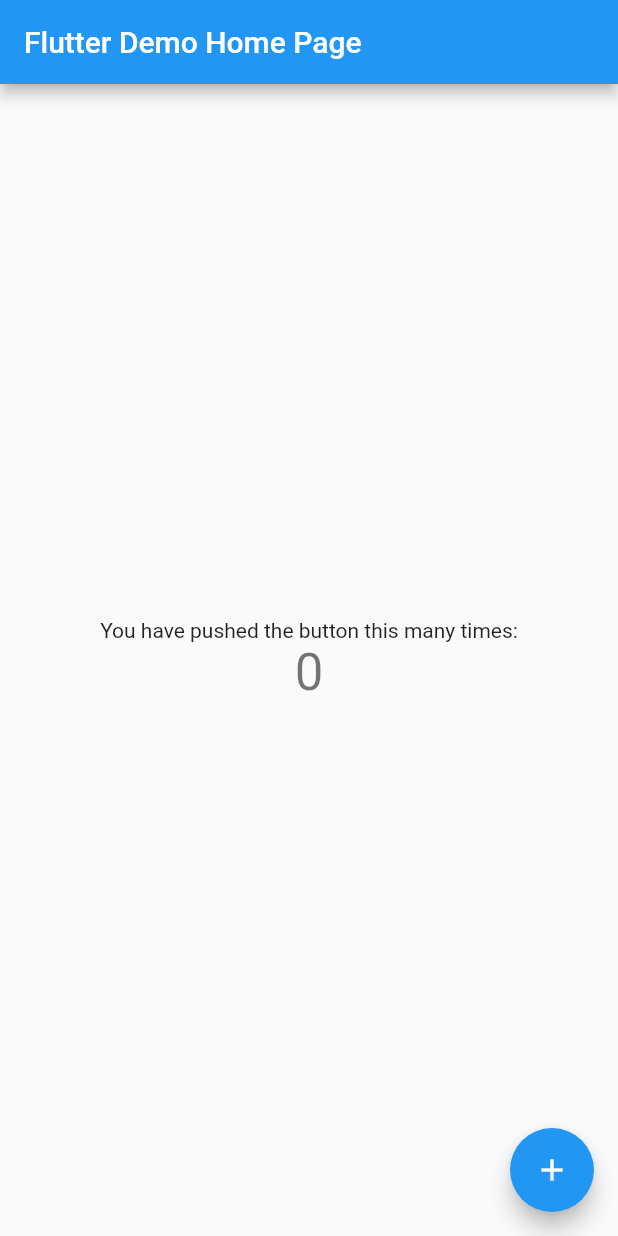
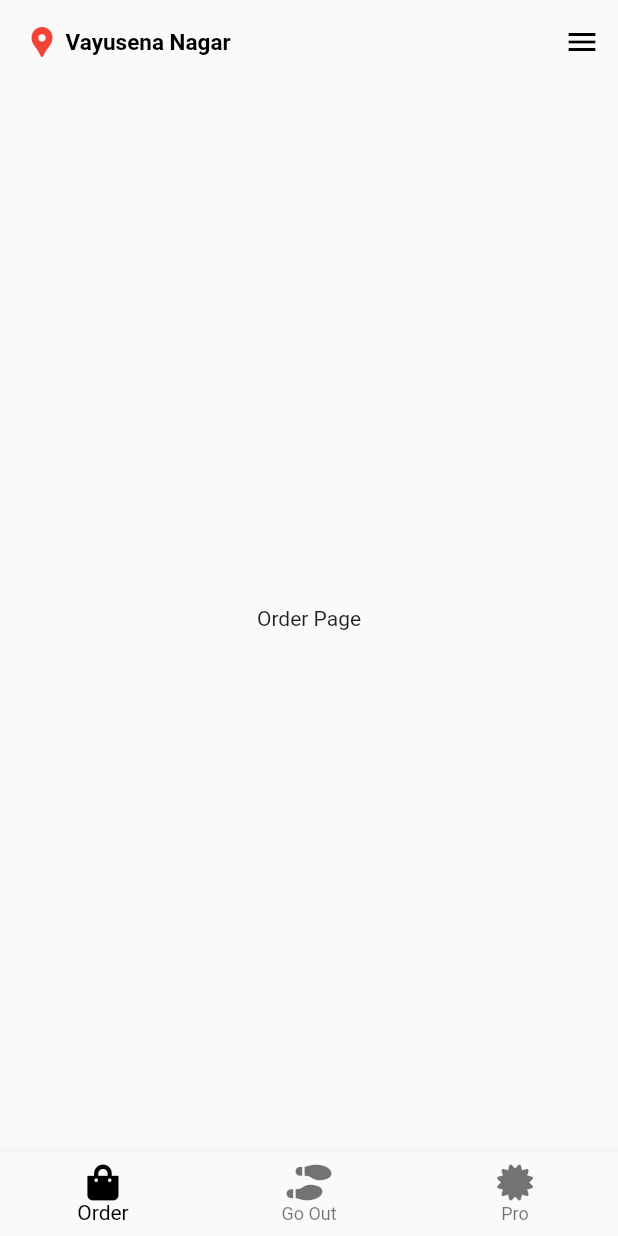
Before and after one commit to Rohit-RA-2020/Zomato-UI, a Flutter app: the screen it shows after launch, on a phone screen of 412 x 824 dp. Run offline on Flutter 3.47's test engine with Material 2 defaults, Android fonts, the phone set to English and light mode, and no system bars; our stand-ins replace font_awesome_flutter.

Commit message:
Added BNB & Pages

```diff
--- a/lib/main.dart
+++ b/lib/main.dart
@@ -1,115 +1,15 @@
 import 'package:flutter/material.dart';
+import 'package:zomato_ui/screens/home_screen.dart';
 
-void main() {
-  runApp(const MyApp());
-}
+void main() => runApp(const MyApp());
 
 class MyApp extends StatelessWidget {
   const MyApp({Key? key}) : super(key: key);
 
-  // This widget is the root of your application.
   @override
   Widget build(BuildContext context) {
-    return MaterialApp(
-      title: 'Flutter Demo',
-      theme: ThemeData(
-        // This is the theme of your application.
-        //
-        // Try running your application with "flutter run". You'll see the
-        // application has a blue toolbar. Then, without quitting the app, try
-        // changing the primarySwatch below to Colors.green and then invoke
-        // "hot reload" (press "r" in the console where you ran "flutter run",
-        // or simply save your changes to "hot reload" in a Flutter IDE).
-        // Notice that the counter didn't reset back to zero; the application
-        // is not restarted.
-        primarySwatch: Colors.blue,
-      ),
-      home: const MyHomePage(title: 'Flutter Demo Home Page'),
+    return const MaterialApp(
+      home: HomePage(),
     );
   }
 }
-
-class MyHomePage extends StatefulWidget {
-  const MyHomePage({Key? key, required this.title}) : super(key: key);
-
-  // This widget is the home page of your application. It is stateful, meaning
-  // that it has a State object (defined below) that contains fields that affect
-  // how it looks.
-
-  // This class is the configuration for the state. It holds the values (in this
-  // case the title) provided by the parent (in this case the App widget) and
-  // used by the build method of the State. Fields in a Widget subclass are
-  // always marked "final".
-
-  final String title;
-
-  @override
-  State<MyHomePage> createState() => _MyHomePageState();
-}
-
-class _MyHomePageState extends State<MyHomePage> {
-  int _counter = 0;
-
-  void _incrementCounter() {
-    setState(() {
-      // This call to setState tells the Flutter framework that something has
-      // changed in this State, which causes it to rerun the build method below
-      // so that the display can reflect the updated values. If we changed
-      // _counter without calling setState(), then the build method would not be
-      // called again, and so nothing would appear to happen.
-      _counter++;
-    });
-  }
-
-  @override
-  Widget build(BuildContext context) {
-    // This method is rerun every time setState is called, for instance as done
-    // by the _incrementCounter method above.
-    //
-    // The Flutter framework has been optimized to make rerunning build methods
-    // fast, so that you can just rebuild anything that needs updating rather
-    // than having to individually change instances of widgets.
-    return Scaffold(
-      appBar: AppBar(
-        // Here we take the value from the MyHomePage object that was created by
-        // the App.build method, and use it to set our appbar title.
-        title: Text(widget.title),
-      ),
-      body: Center(
-        // Center is a layout widget. It takes a single child and positions it
-        // in the middle of the parent.
-        child: Column(
-          // Column is also a layout widget. It takes a list of children and
-          // arranges them vertically. By default, it sizes itself to fit its
-          // children horizontally, and tries to be as tall as its parent.
-          //
-          // Invoke "debug painting" (press "p" in the console, choose the
-          // "Toggle Debug Paint" action from the Flutter Inspector in Android
-          // Studio, or the "Toggle Debug Paint" command in Visual Studio Code)
-          // to see the wireframe for each widget.
-          //
-          // Column has various properties to control how it sizes itself and
-          // how it positions its children. Here we use mainAxisAlignment to
-          // center the children vertically; the main axis here is the vertical
-          // axis because Columns are vertical (the cross axis would be
-          // horizontal).
-          mainAxisAlignment: MainAxisAlignment.center,
-          children: <Widget>[
-            const Text(
-              'You have pushed the button this many times:',
-            ),
-            Text(
-              '$_counter',
-              style: Theme.of(context).textTheme.headline4,
-            ),
-          ],
-        ),
-      ),
-      floatingActionButton: FloatingActionButton(
-        onPressed: _incrementCounter,
-        tooltip: 'Increment',
-        child: const Icon(Icons.add),
-      ), // This trailing comma makes auto-formatting nicer for build methods.
-    );
-  }
-}
--- /dev/null
+++ b/lib/screens/home_screen.dart
@@ -0,0 +1,79 @@
+import 'package:flutter/material.dart';
+import 'package:font_awesome_flutter/font_awesome_flutter.dart';
+
+class HomePage extends StatefulWidget {
+  const HomePage({Key? key}) : super(key: key);
+
+  @override
+  State<HomePage> createState() => _HomePageState();
+}
+
+class _HomePageState extends State<HomePage> {
+  int _selectedIndex = 0;
+
+  void _onItemTapped(int index) {
+    setState(() {
+      _selectedIndex = index;
+    });
+  }
+
+  static const List<Widget> _widgetOptions = <Widget>[
+    Text('Order Page'),
+    Text('Get Out Page'),
+    Text('Pro Page'),
+  ];
+
+  @override
+  Widget build(BuildContext context) {
+    return SafeArea(
+      child: Scaffold(
+        appBar: AppBar(
+          elevation: 0,
+          backgroundColor: Colors.transparent,
+          title: Row(
+            children: const <Widget>[
+              Icon(Icons.location_pin, color: Colors.red),
+              Text(
+                ' Vayusena Nagar',
+                style: TextStyle(
+                  color: Colors.black,
+                  fontWeight: FontWeight.bold,
+                  fontSize: 15,
+                ),
+              )
+            ],
+          ),
+          actions: <Widget>[
+            IconButton(
+              icon: const Icon(Icons.menu, color: Colors.black),
+              onPressed: () {},
+            )
+          ],
+        ),
+        bottomNavigationBar: BottomNavigationBar(
+          currentIndex: _selectedIndex,
+          onTap: _onItemTapped,
+          selectedItemColor: Colors.black,
+          items: <BottomNavigationBarItem>[
+            const BottomNavigationBarItem(
+              icon: FaIcon(FontAwesomeIcons.shoppingBag),
+              label: 'Order',
+            ),
+            const BottomNavigationBarItem(
+              icon: FaIcon(FontAwesomeIcons.shoePrints),
+              label: 'Go Out',
+            ),
+            BottomNavigationBarItem(
+              icon: FaIcon(FontAwesomeIcons.certificate,
+                  color: _selectedIndex == 2 ? Colors.red : null),
+              label: 'Pro',
+            )
+          ],
+        ),
+        body: Center(
+          child: _widgetOptions.elementAt(_selectedIndex),
+        ),
+      ),
+    );
+  }
+}
--- a/pubspec.yaml
+++ b/pubspec.yaml
@@ -34,6 +34,7 @@
   # The following adds the Cupertino Icons font to your application.
   # Use with the CupertinoIcons class for iOS style icons.
   cupertino_icons: ^1.0.2
+  font_awesome_flutter: ^9.1.0
 
 dev_dependencies:
   flutter_test:
```
Also changed, not shown: pubspec.lock.
